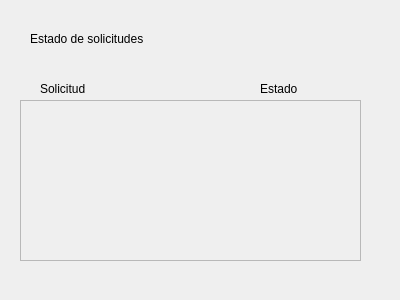
Above: Interfaz/consult_requests.ui from Los-Pollitos/PI-Redes-Sistemas-Operativos before the change. Below: the same form after it.
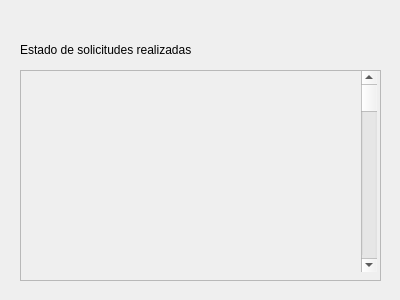
That is the form after the change.

Commit message: Inicio de ventana para ver solicitudes en proceso

```diff
--- a/Interfaz/consult_requests.ui
+++ b/Interfaz/consult_requests.ui
@@ -13,26 +13,13 @@
   <property name="windowTitle">
    <string>Dialog</string>
   </property>
-  <widget class="QLabel" name="label">
-   <property name="geometry">
-    <rect>
-     <x>30</x>
-     <y>30</y>
-     <width>211</width>
-     <height>17</height>
-    </rect>
-   </property>
-   <property name="text">
-    <string>Estado de solicitudes</string>
-   </property>
-  </widget>
   <widget class="QScrollArea" name="scrollArea">
    <property name="geometry">
     <rect>
      <x>20</x>
-     <y>100</y>
-     <width>341</width>
-     <height>161</height>
+     <y>70</y>
+     <width>361</width>
+     <height>211</height>
     </rect>
    </property>
    <property name="widgetResizable">
@@ -43,36 +30,36 @@
      <rect>
       <x>0</x>
       <y>0</y>
-      <width>339</width>
-      <height>159</height>
+      <width>359</width>
+      <height>209</height>
      </rect>
     </property>
+    <widget class="QScrollBar" name="verticalScrollBar">
+     <property name="geometry">
+      <rect>
+       <x>340</x>
+       <y>0</y>
+       <width>16</width>
+       <height>201</height>
+      </rect>
+     </property>
+     <property name="orientation">
+      <enum>Qt::Vertical</enum>
+     </property>
+    </widget>
    </widget>
   </widget>
-  <widget class="QLabel" name="label_2">
+  <widget class="QLabel" name="label">
    <property name="geometry">
     <rect>
-     <x>40</x>
-     <y>80</y>
-     <width>67</width>
-     <height>17</height>
+     <x>20</x>
+     <y>40</y>
+     <width>191</width>
+     <height>20</height>
     </rect>
    </property>
    <property name="text">
-    <string>Solicitud</string>
-   </property>
-  </widget>
-  <widget class="QLabel" name="label_3">
-   <property name="geometry">
-    <rect>
-     <x>260</x>
-     <y>80</y>
-     <width>67</width>
-     <height>17</height>
-    </rect>
-   </property>
-   <property name="text">
-    <string>Estado</string>
+    <string>Estado de solicitudes realizadas</string>
    </property>
   </widget>
  </widget>
```
The commit also changes 9 other files.
